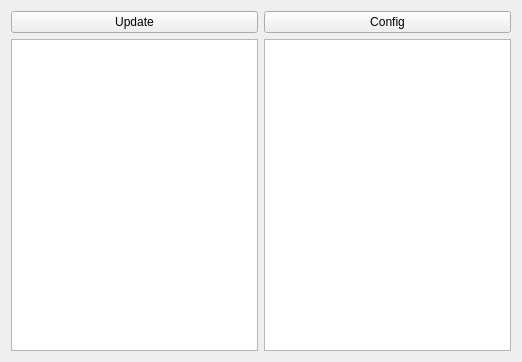
Qt form mainwindow.ui (IJHack/QtPass) before a commit.
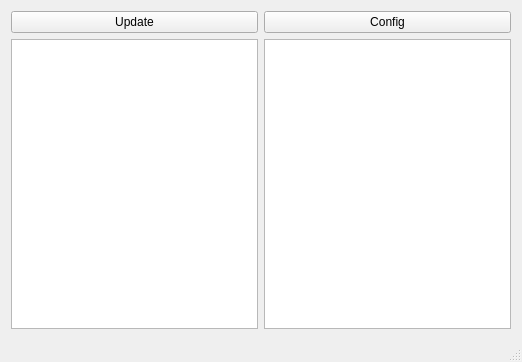
The same form after that commit.

```diff
--- a/mainwindow.ui
+++ b/mainwindow.ui
@@ -55,6 +55,7 @@
     <string>qtpass</string>
    </property>
   </action>
+  <widget class="QStatusBar" name="statusBar"/>
  </widget>
  <layoutdefault spacing="6" margin="11"/>
  <resources/>
```
Left out of the diff: 5 changed lines with no effect on the pictures.
